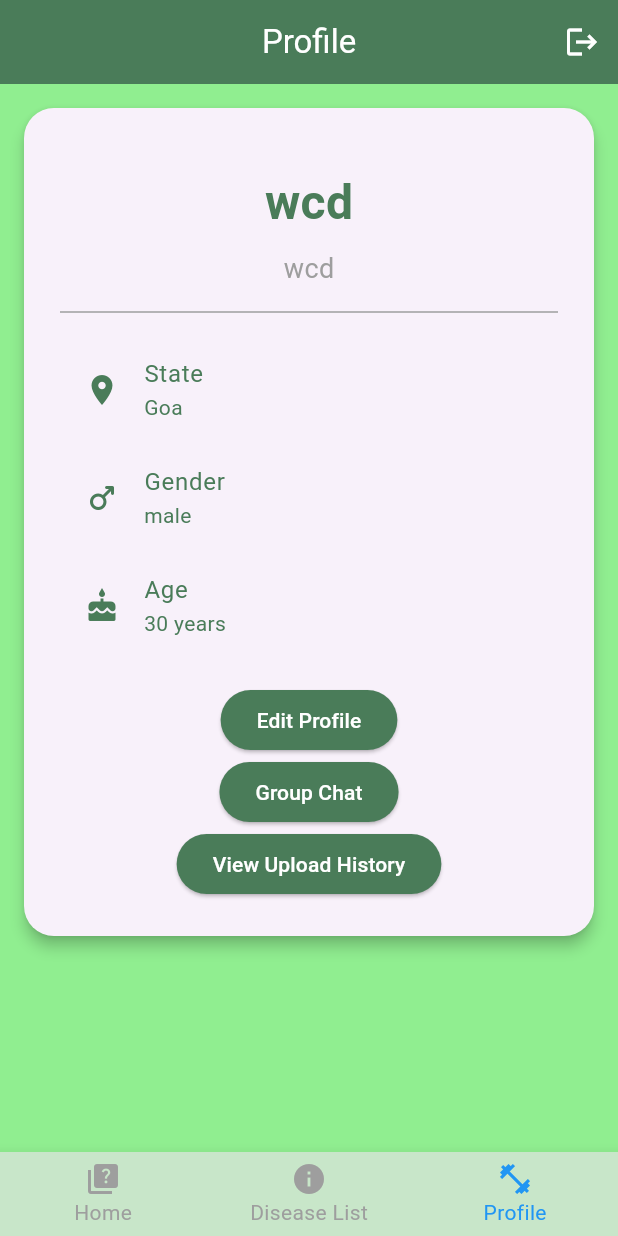
After one commit to akshay-git20/SIH_24, a Flutter app: the UserBottomNav screen opened directly, item 3 of the bottom bar chosen, after a tap on "Edit Profile", on a phone screen of 412 x 824 dp. The commit adds this screen. Run offline on Flutter 3.47's test engine with Material 3 defaults, Android fonts, the phone set to English and light mode, and no system bars; drawn by our look-alikes of animated_bottom_navigation_bar; our stand-ins replace dotted_border, font_awesome_flutter, google_fonts, image_picker.

Commit message:
profile page and bottom navigation added

```diff
--- /dev/null
+++ b/lib/bottom_nav.dart
@@ -0,0 +1,126 @@
+import 'package:animated_bottom_navigation_bar/animated_bottom_navigation_bar.dart';
+import 'package:flutter/cupertino.dart';
+import 'package:flutter/material.dart';
+import 'package:flutter/services.dart';
+import 'package:sih_24/models/disease.dart';
+import 'package:sih_24/screens/disease_page.dart';
+import 'package:sih_24/screens/profile_screen.dart';
+import 'package:sih_24/screens/upload_image.dart';
+
+class UserBottomNav extends StatefulWidget {
+  const UserBottomNav({super.key});
+
+  @override
+  State<UserBottomNav> createState() => _UserBottomNavState();
+}
+
+class _UserBottomNavState extends State<UserBottomNav> {
+  int _currentIndex = 0;
+  final List<Widget> _children = [
+    const UploadImage(),
+    DiseaseListPage(),
+    const UserProfile(),
+  ];
+
+  void onTappedBar(int index) {
+    setState(() {
+      _currentIndex = index;
+    });
+  }
+
+  Future<bool> _onBackPressed() async {
+    return showDialog(
+      context: context,
+      builder: (context) => AlertDialog(
+        shape: const RoundedRectangleBorder(
+          borderRadius: BorderRadius.all(Radius.circular(8.0)),
+        ),
+        title: const Text(
+          'Do you want to exit..?',
+          style: TextStyle(fontWeight: FontWeight.w300),
+        ),
+        actions: <Widget>[
+          CloseButton(
+            onPressed: () => Navigator.of(context).pop(false),
+            color: Colors.red,
+          ),
+          const SizedBox(height: 16),
+          IconButton(
+            onPressed: () async {
+              await SystemNavigator.pop();
+            },
+            icon: const Icon(
+              Icons.check,
+              color: Colors.green,
+            ),
+          ),
+          const SizedBox(width: 16),
+        ],
+      ),
+    ).then((value) =>
+        value ?? false); // Ensure to return false if the dialog is dismissed
+  }
+
+  @override
+  void didChangeDependencies() {
+    super.didChangeDependencies();
+    // ScaffoldMessenger.of(context).hideCurrentSnackBar();
+    WidgetsBinding.instance.addPostFrameCallback((_) {
+    ScaffoldMessenger.of(context).hideCurrentSnackBar();
+  });
+  }
+
+  @override
+  Widget build(BuildContext context) {
+    return WillPopScope(
+      onWillPop: _onBackPressed,
+      child: Scaffold(
+        body: _children[_currentIndex],
+        bottomNavigationBar: AnimatedBottomNavigationBar.builder(
+          backgroundColor: Colors.green[100],
+          itemCount: 3,
+          tabBuilder: (int index, bool isActive) {
+            final color = isActive ? Colors.blue : Colors.grey;
+            IconData iconData = Icons.quiz; // Default value
+            String label = 'Quiz';
+
+            switch (index) {
+              case 0:
+                iconData = Icons.quiz;
+                label = 'Home';
+                break;
+              case 1:
+                iconData = Icons.info;
+                label = 'Disease List';
+                break;
+              case 2:
+                iconData = Icons.fitness_center;
+                label = 'Profile';
+                break;
+            }
+
+            return Column(
+              mainAxisSize: MainAxisSize.min,
+              mainAxisAlignment: MainAxisAlignment.center,
+              children: [
+                Icon(
+                  iconData,
+                  color: color,
+                ),
+                Text(
+                  label,
+                  style: TextStyle(color: color),
+                ),
+              ],
+            );
+          },
+          activeIndex: _currentIndex,
+          splashColor: Colors.blue,
+          gapLocation: GapLocation.none,
+          notchSmoothness: NotchSmoothness.defaultEdge,
+          onTap: onTappedBar,
+        ),
+      ),
+    );
+  }
+}
--- a/lib/main.dart
+++ b/lib/main.dart
@@ -1,5 +1,4 @@
 import 'package:flutter/material.dart';
-import 'package:sih_24/screens/disease_page.dart';
 import 'package:sih_24/screens/login_page.dart';
 
 void main() {
@@ -15,6 +14,7 @@ class MyApp extends StatelessWidget {
   @override
   Widget build(BuildContext context) {
     return MaterialApp(
+      debugShowCheckedModeBanner: false,
       title: 'Flutter Demo',
       theme: ThemeData(
         // This is the theme of your application.
--- /dev/null
+++ b/lib/screens/profile_screen.dart
@@ -0,0 +1,257 @@
+import 'package:flutter/material.dart';
+import 'package:google_fonts/google_fonts.dart';
+import 'package:sih_24/screens/login_page.dart';
+import 'package:sih_24/theme.dart';
+
+class UserProfile extends StatefulWidget {
+  const UserProfile({Key? key}) : super(key: key);
+
+  @override
+  State<UserProfile> createState() => _UserProfileState();
+}
+
+class _UserProfileState extends State<UserProfile> {
+  // Simulated user data for demonstration purposes// Replace with user's age
+
+  Future<bool> _onBackPressed() async {
+    return showDialog(
+      context: context,
+      builder: (context) => AlertDialog(
+        shape: const RoundedRectangleBorder(
+          borderRadius: BorderRadius.all(Radius.circular(8.0)),
+        ),
+        title: const Text(
+          'Do you want to Log out..?',
+          style: TextStyle(fontWeight: FontWeight.w300),
+        ),
+        actions: <Widget>[
+          CloseButton(
+            onPressed: () => Navigator.of(context).pop(false),
+            color: Colors.red,
+          ),
+          const SizedBox(height: 16),
+          IconButton(
+            onPressed: () async {
+              await Navigator.push(
+                context,
+                MaterialPageRoute(
+                  builder: (context) => const LoginPage(),
+                ),
+              );
+            },
+            icon: const Icon(
+              Icons.check,
+              color: Colors.green,
+            ),
+          ),
+          const SizedBox(width: 16),
+        ],
+      ),
+    ).then((value) =>
+        value ?? false); // Ensure to return false if the dialog is dismissed
+  }
+
+  @override
+  Widget build(BuildContext context) {
+    return Scaffold(
+      appBar: AppBar(
+        automaticallyImplyLeading: false,
+        centerTitle: true,
+        backgroundColor: CustomTheme.loginGradientStart,
+        title: const Text('Profile',style: TextStyle(color: Colors.white),),
+        actions: [
+          IconButton(
+            icon: const Icon(Icons.logout,color: Colors.white,), // Add a logout icon here
+            onPressed: () {
+              // Implement logout functionality
+              _onBackPressed();
+            },
+          ),
+        ],
+      ),
+      body: Container(
+        decoration: const BoxDecoration(
+          image: DecorationImage(
+            image: AssetImage("assets/img/background.png"),
+            fit: BoxFit.cover,
+          ),
+        ),
+        child: Column(
+          crossAxisAlignment: CrossAxisAlignment.center,
+          children: <Widget>[
+            Expanded(
+              child: SingleChildScrollView(
+                child: Column(
+                  children: <Widget>[
+                    UserProfileCard(
+                      onEditProfile: () {
+                        // Navigator.push(
+                        //   context,
+                        //   MaterialPageRoute(
+                        //     builder: (context) => const EditProfileScreen(),
+                        //   ),
+                        // );
+                      },
+                    ),
+
+                    // ... Other sections (Screening History, Progress Tracker, Recommendations) ...
+                  ],
+                ),
+              ),
+            ),
+          ],
+        ),
+      ),
+    );
+  }
+}
+
+class UserProfileCard extends StatelessWidget {
+  final VoidCallback? onEditProfile;
+
+  UserProfileCard({super.key,
+    this.onEditProfile,
+  });
+  // double a = map['age'];
+  @override
+  Widget build(BuildContext context) {
+    return Card(
+      elevation: 4.0,
+      margin: const EdgeInsets.all(16.0),
+      shape: RoundedRectangleBorder(
+        borderRadius: BorderRadius.circular(20.0),
+      ),
+      child: Padding(
+        padding: const EdgeInsets.all(24.0),
+        child: Column(
+          crossAxisAlignment: CrossAxisAlignment.center,
+          children: [
+            // User Profile Picture (optional)
+
+            const SizedBox(height: 16.0),
+            // User Name
+            Text(
+              // map['name']!,
+              "wcd",
+              style: GoogleFonts.roboto(
+                fontSize: 32,
+                fontWeight: FontWeight.bold,
+                color: CustomTheme.loginGradientStart, // Custom text color
+              ),
+            ),
+            const SizedBox(height: 8.0),
+            // User Email
+            Text(
+              "wcd",
+              style: const TextStyle(
+                fontSize: 18,
+                color: Colors.grey,
+              ),
+            ),
+            const Divider(
+              color: Colors.grey,
+              height: 32.0,
+            ),
+            // User State
+            ListTile(
+              leading: const Icon(
+                Icons.location_on, // Custom icon
+                color: CustomTheme.loginGradientStart,
+              ),
+              title: const Text(
+                'State',
+                style: TextStyle(
+                  color: CustomTheme.loginGradientStart,
+                ),
+              ),
+              subtitle: Text(
+                "Goa",
+                style: const TextStyle(
+                  color: CustomTheme.loginGradientStart,
+                ),
+              ),
+            ),
+            // User City
+            ListTile(
+              leading: Icon(
+                "male" == "male"
+                    ? Icons.male_rounded
+                    : Icons.female_rounded, // Custom icon
+                color: CustomTheme.loginGradientStart,
+              ),
+              title: const Text(
+                'Gender',
+                style: TextStyle(
+                  color: CustomTheme.loginGradientStart,
+                ),
+              ),
+              subtitle: Text(
+                "male",
+                style: const TextStyle(
+                  color: CustomTheme.loginGradientStart,
+                ),
+              ),
+            ),
+            // User Age
+            ListTile(
+              leading: const Icon(
+                Icons.cake, // Custom icon
+                color: CustomTheme.loginGradientStart,
+              ),
+              title: const Text(
+                'Age',
+                style: TextStyle(
+                  color: CustomTheme.loginGradientStart,
+                ),
+              ),
+              subtitle: Text(
+                '30 years',
+                style: const TextStyle(
+                  color: CustomTheme.loginGradientStart,
+                ),
+              ),
+            ),
+            const SizedBox(height: 16.0),
+            // Edit Profile Button
+            if (onEditProfile != null)
+              ElevatedButton(
+                onPressed: onEditProfile,
+                style: ElevatedButton.styleFrom(
+                  backgroundColor: CustomTheme.loginGradientStart, // Custom button color
+                ),
+                child: const Text('Edit Profile',style: TextStyle(color: Colors.white),),
+              ),
+
+            ElevatedButton(
+              onPressed: () {
+                // Navigator.push(
+                //     context,
+                //     MaterialPageRoute(
+                //       builder: (context) => const GroupHomePage(),
+                //     ));
+              },
+              style: ElevatedButton.styleFrom(
+                backgroundColor: CustomTheme.loginGradientStart, // Custom button color
+              ),
+              child: const Text('Group Chat',style: TextStyle(color: Colors.white),),
+            ),
+
+            ElevatedButton(
+              onPressed: () {
+                // Navigator.push(
+                //     context,
+                //     MaterialPageRoute(
+                //       builder: (context) => const MultiLineGraphPage(),
+                //     ));
+              },
+              style: ElevatedButton.styleFrom(
+                backgroundColor: CustomTheme.loginGradientStart, // Custom button color
+              ),
+              child: const Text('View Upload History',style: TextStyle(color: Colors.white),),
+            ),
+          ],
+        ),
+      ),
+    );
+  }
+}
--- a/lib/screens/upload_image.dart
+++ b/lib/screens/upload_image.dart
@@ -5,6 +5,7 @@ import 'package:dotted_border/dotted_border.dart';
 import 'dart:math' as math;
 
 import 'package:sih_24/screens/result.dart';
+import 'package:sih_24/theme.dart';
 
 class UploadImage extends StatefulWidget {
   const UploadImage({super.key});
@@ -61,9 +62,20 @@ class _UploadImageState extends State<UploadImage> {
 
     return Scaffold(
       appBar: AppBar(
-        title: const Text('Upload Image'),
+        automaticallyImplyLeading: false,
+        centerTitle: true,
+        title: const Text('Upload Image',style: TextStyle(color: Colors.white),),
+        backgroundColor: CustomTheme.loginGradientStart,
+        leading: null,
       ),
-      body: Padding(
+      body: Container(
+        decoration: const BoxDecoration(
+          image: DecorationImage(
+            image: AssetImage("assets/img/background.png"),
+            fit: BoxFit.cover,
+          ),
+        ),
+        child: Padding(
           padding: const EdgeInsets.all(16.0),
           child: Center(
             child: Column(
@@ -81,13 +93,17 @@ class _UploadImageState extends State<UploadImage> {
                         width: sideLength,
                         height: sideLength,
                         child: _image == null
-                          ? const Column(
+                            ? Container(
+                              color: Colors.white,
+                              child: const Column(
+
                                   mainAxisAlignment: MainAxisAlignment.center,
                                   children: [
                                       Icon(Icons.add_photo_alternate,
                                           size: 50.0, color: Colors.grey),
                                       Text('Click to Upload Image')
-                                ])
+                                    ]),
+                            )
                             : Transform.rotate(
                                 angle: _rotationAngle,
                                 child: ClipRRect(
@@ -109,6 +125,7 @@ class _UploadImageState extends State<UploadImage> {
                       child: Row(
                         children: [
                           FloatingActionButton(
+                            heroTag: 'btn1',
                             mini: true,
                             backgroundColor: Colors.white,
                             onPressed: _rotateImage,
@@ -117,6 +134,7 @@ class _UploadImageState extends State<UploadImage> {
                           ),
                           const SizedBox(width: 4),
                           FloatingActionButton(
+                            heroTag: 'btn2',
                             mini: true,
                             backgroundColor: Colors.white,
                             onPressed: _deleteImage,
@@ -129,6 +147,9 @@ class _UploadImageState extends State<UploadImage> {
                 const SizedBox(height: 20),
                 if(_isUploaded == false)
                 ElevatedButton(
+                  style:ButtonStyle(backgroundColor: WidgetStateProperty.all<Color>(CustomTheme.loginGradientStart,
+                  ),foregroundColor: WidgetStateProperty.all<Color>(Colors.white),),
+
                   onPressed:
                       _image != null ? () => {_submitImage(context)} : null,
                   child: const Text('Upload'),
@@ -143,6 +164,7 @@ class _UploadImageState extends State<UploadImage> {
             ),
           ),
         ),
+      ),
     );
   }
 }
--- a/pubspec.yaml
+++ b/pubspec.yaml
@@ -34,6 +34,8 @@ dependencies:
     sdk: flutter
   font_awesome_flutter: ^10.7.0
   image_picker: ^1.1.2
+  google_fonts: ^6.0.0
+  animated_bottom_navigation_bar: ^1.3.0
 
 dev_dependencies:
   flutter_lints: ^2.0.0
```
Also changed, not shown: lib/screens/disease_page.dart (+14 -2 lines), lib/screens/result.dart (+9 -1 lines), lib/widgets/sign_in.dart (+13 -4 lines), lib/widgets/sign_up.dart (+11 -3 lines), assets/img/background.png (added), assets/img/user.png (added), pubspec.lock, 1 other file. Lines whose indentation alone changed are shown as unchanged.
